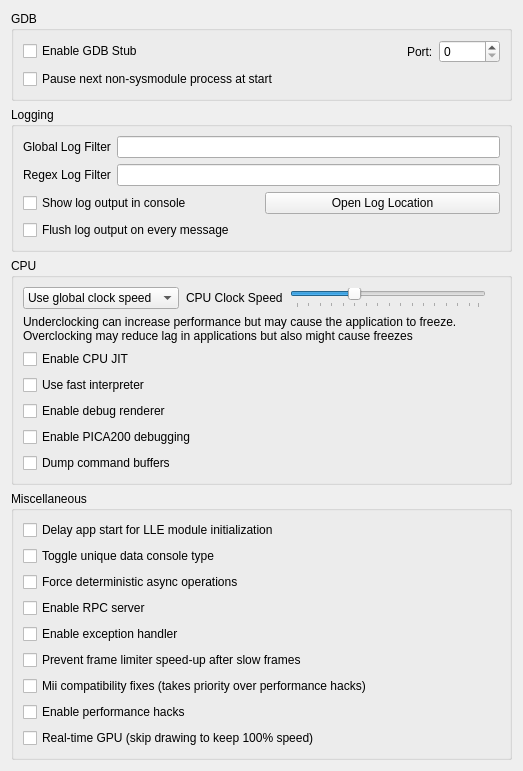
First picture: the form in src/citra_qt/configuration/configure_debug.ui, repository shunoni/AzaharMMJ, before the edit.
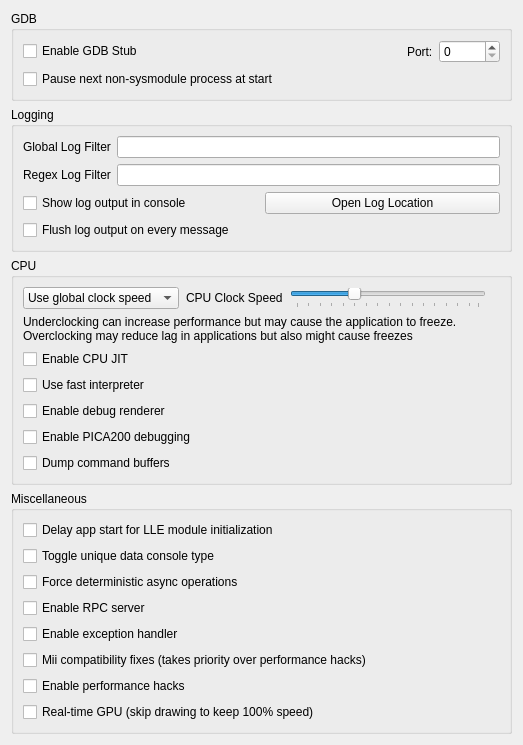
Second picture: the form after the edit.

Commit message: Stop performance hacks from running below the frame limit

What changed in the file:
```diff
--- a/src/citra_qt/configuration/configure_debug.ui
+++ b/src/citra_qt/configuration/configure_debug.ui
@@ -331,16 +331,6 @@
        </widget>
       </item>
       <item row="6" column="0">
-       <widget class="QCheckBox" name="prevent_frame_limiter_catch_up">
-        <property name="toolTip">
-         <string>Do not let emulation run faster than the configured speed after a slow frame. When frames are consistently late, actual emulation speed may stay below the configured limit.</string>
-        </property>
-        <property name="text">
-         <string>Prevent frame limiter speed-up after slow frames</string>
-        </property>
-       </widget>
-      </item>
-      <item row="7" column="0">
        <widget class="QCheckBox" name="mii_compatibility_fixes">
         <property name="toolTip">
          <string>Restores full shader precision and texture synchronization to fix Mii face artifacts and editor crashes. This overrides the shader precision and texture cache hacks while leaving the other performance hacks enabled. Restart Azahar after changing this setting.</string>
@@ -350,7 +340,7 @@
         </property>
        </widget>
       </item>
-      <item row="8" column="0">
+      <item row="7" column="0">
        <widget class="QCheckBox" name="enable_performance_hacks">
         <property name="toolTip">
          <string>Master switch for the unsafe performance hacks. Disable this for accurate rendering (for example, to fix broken Mii faces or UI). Restart Azahar after changing this setting.</string>
@@ -360,7 +350,7 @@
         </property>
        </widget>
       </item>
-      <item row="9" column="0">
+      <item row="8" column="0">
        <widget class="QCheckBox" name="realtime_gpu">
         <property name="toolTip">
          <string>Keeps guest time running at full speed when the GPU cannot keep up by skipping drawing work instead of slowing the whole emulator down. The game can run at 100% speed at low FPS, but effects can be stale and games that read back the screen may glitch. Requires performance hacks.</string>
```
The commit also changes 15 other files.
